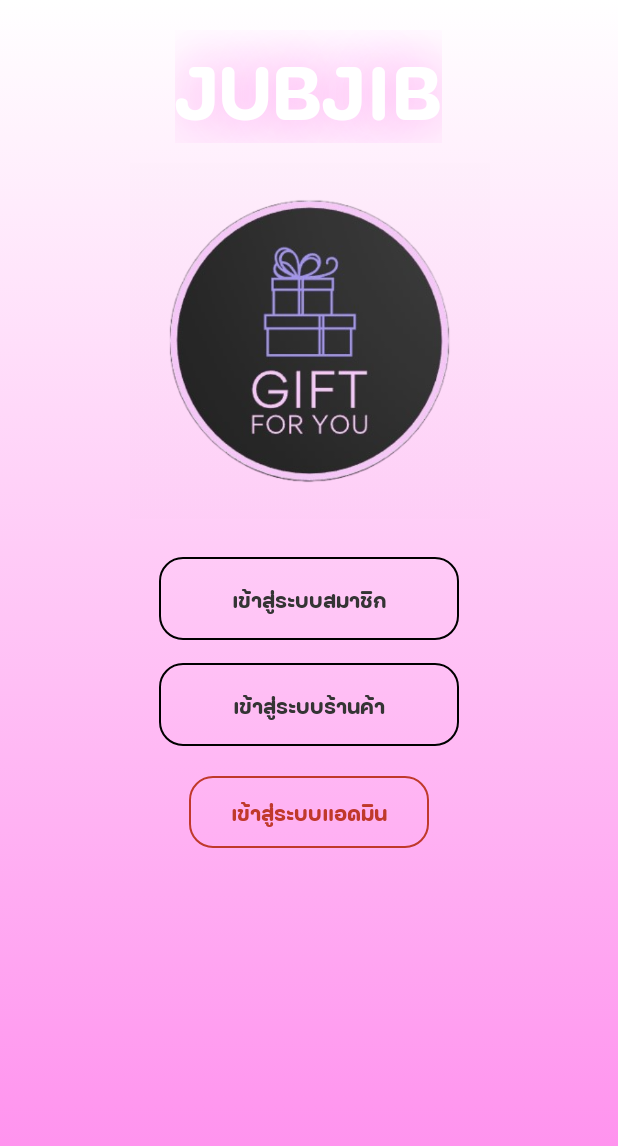
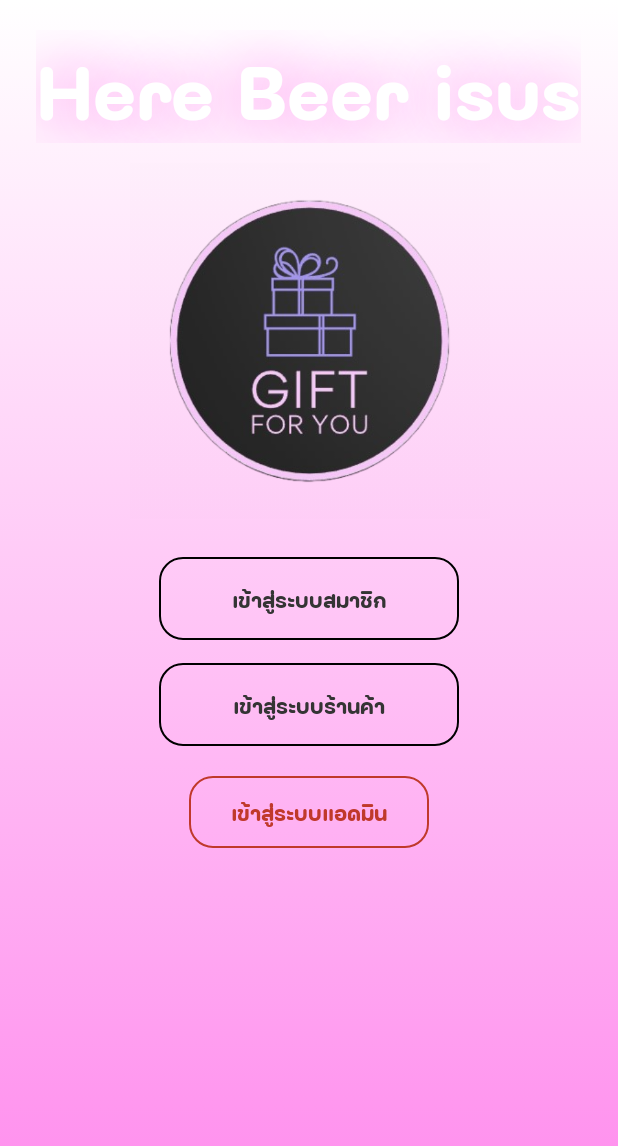
Before and after one commit to foxyhandsome/Mini, an Android app: the screen it shows after launch (MainActivity), on a phone screen of 412 x 824 dp. Shown: the top 1146 px of the screen. Run offline under Robolectric (Android 15) with nearby library versions, the phone set to English and light mode, and no system bars.

Commit message:
edit text ไอเหี้ยเบีย

```diff
--- a/app/src/main/res/layout/activity_main.xml
+++ b/app/src/main/res/layout/activity_main.xml
@@ -14,7 +14,7 @@
         android:layout_centerHorizontal="true"
         android:layout_marginTop="20dp"
         android:fontFamily="@font/fcthai"
-        android:text="JUBJIB"
+        android:text="Here Beer isus"
         android:textColor="#FFFFFF"
         android:shadowColor="#FF8BED"
         android:shadowDx="0.0"
```
